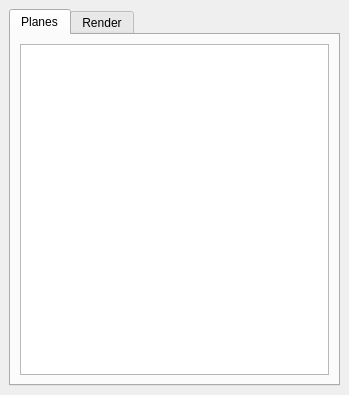
This is layoutvisibles.ui in libresilicon/qtflow as Qt 5 draws it before an edit. The edited form follows.
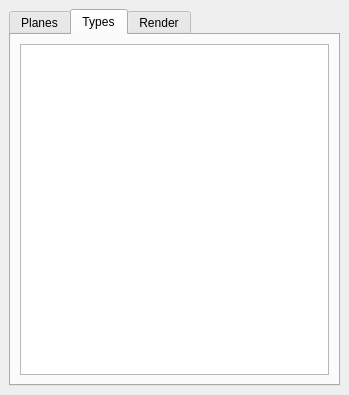
This is the edited form.

What changed in the file:
```diff
--- a/layoutvisibles.ui
+++ b/layoutvisibles.ui
@@ -18,7 +18,7 @@
     <item>
      <widget class="QTabWidget" name="tabWidget">
       <property name="currentIndex">
-       <number>0</number>
+       <number>1</number>
       </property>
       <widget class="QWidget" name="planes">
        <attribute name="title">
@@ -30,6 +30,16 @@
         </item>
        </layout>
       </widget>
+      <widget class="QWidget" name="types">
+       <attribute name="title">
+        <string>Types</string>
+       </attribute>
+       <layout class="QVBoxLayout" name="verticalLayout_4">
+        <item>
+         <widget class="QListWidget" name="listWidget"/>
+        </item>
+       </layout>
+      </widget>
       <widget class="QWidget" name="render">
        <attribute name="title">
         <string>Render</string>
```
Left out of the diff: 2 changed lines with no effect on the pictures.
